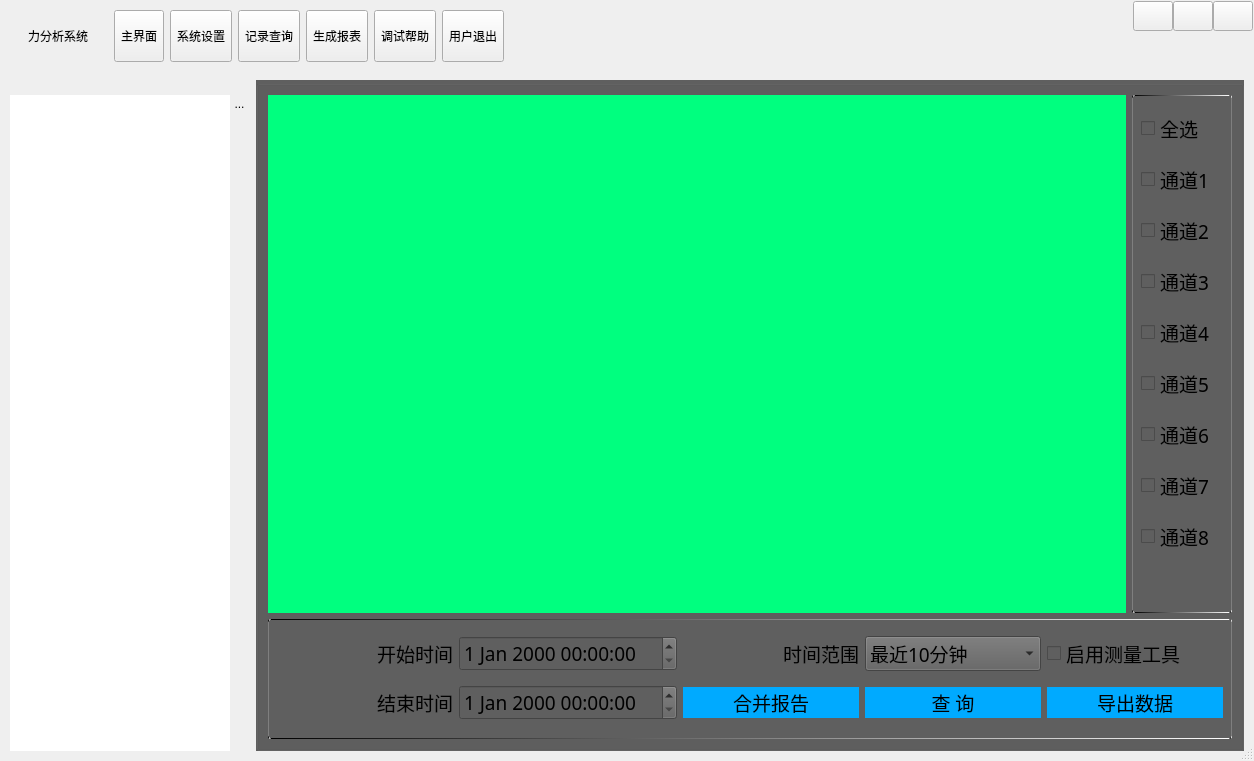
Above: MainWnd.ui from byteman/bullet before the change. Below: the same form after it.
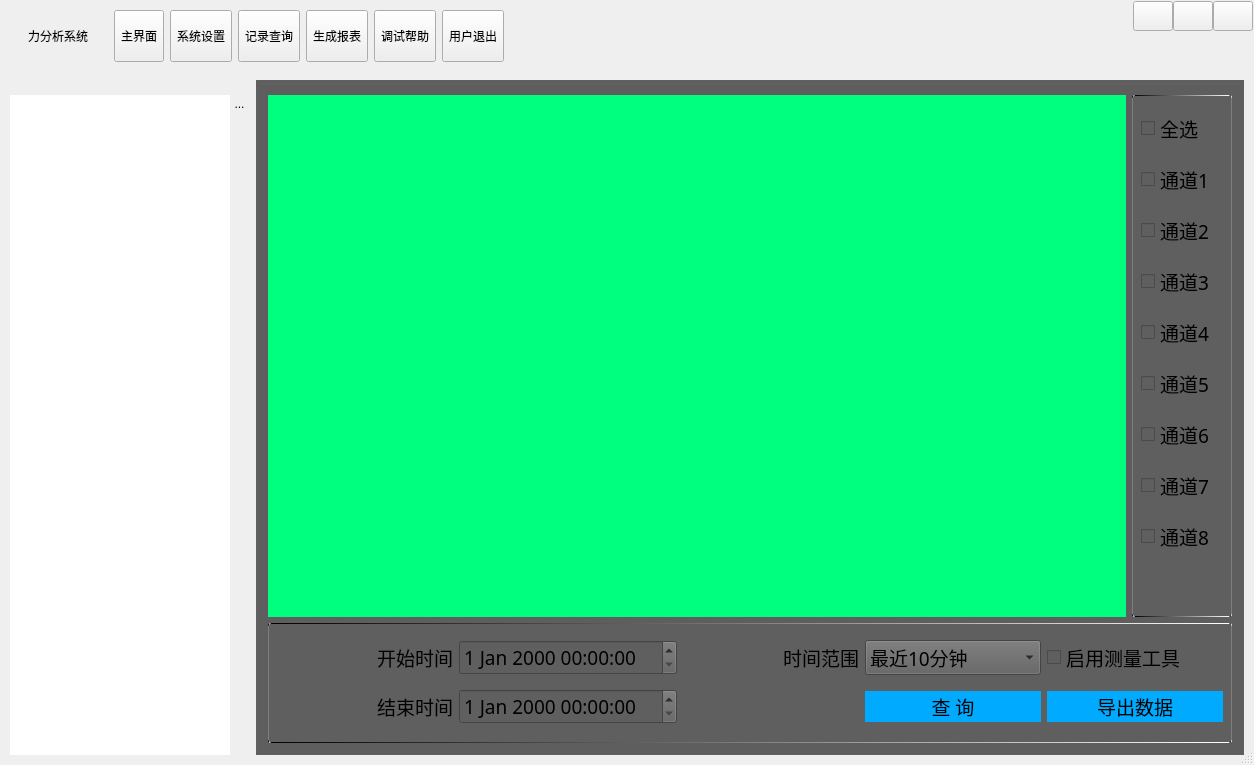
That is the form after the change. The open tabs and pages were chosen to show the change. Icons and pictures are not drawn. Custom widgets are drawn as their Qt base class.

```diff
--- a/MainWnd.ui
+++ b/MainWnd.ui
@@ -7,7 +7,7 @@
     <x>0</x>
     <y>0</y>
     <width>1254</width>
-    <height>761</height>
+    <height>765</height>
    </rect>
   </property>
   <property name="windowTitle">
@@ -1393,40 +1393,6 @@
                </property>
               </widget>
              </item>
-             <item row="1" column="2">
-              <widget class="QPushButton" name="btnMerge">
-               <property name="font">
-                <font>
-                 <family>微软雅黑</family>
-                 <pointsize>14</pointsize>
-                 <weight>50</weight>
-                 <bold>false</bold>
-                </font>
-               </property>
-               <property name="styleSheet">
-                <string notr="true">QPushButton{
-
-border-raidus:0px;
-border-color: qlineargradient(spread:pad, x1:0, y1:0, x2:1, y2:0, stop:0 rgba(0, 0, 0, 255), stop:1 rgba(255, 255, 255, 255));
-background-color: rgb(0, 170, 255);
-border-width:1px;
-border-style:sold;
-}
-
-QPushButton:hove{
-border-raidus:0px;
-border-style:solid;
-border-width:0px 0px 2px 0px;
-padding:4px 4px 2px 4px;
-border-color:#00BB9E;
-background:qlineargradient(spread:pad,x1:0,y1:0,x2:0,y2:1,stop:0 #646464,stop:1 #525252);
-}</string>
-               </property>
-               <property name="text">
-                <string>合并报告</string>
-               </property>
-              </widget>
-             </item>
              <item row="1" column="3">
               <widget class="QPushButton" name="btnQuery">
                <property name="font">
```
Left out of the diff: 6 changed lines with no effect on the pictures.
